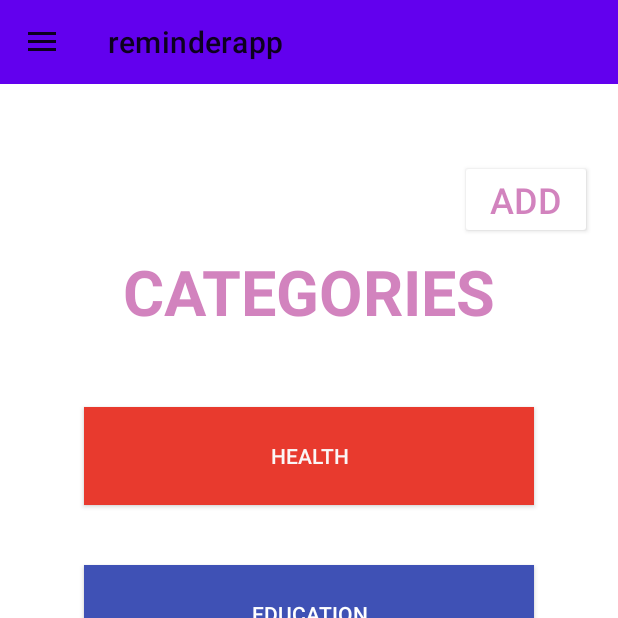
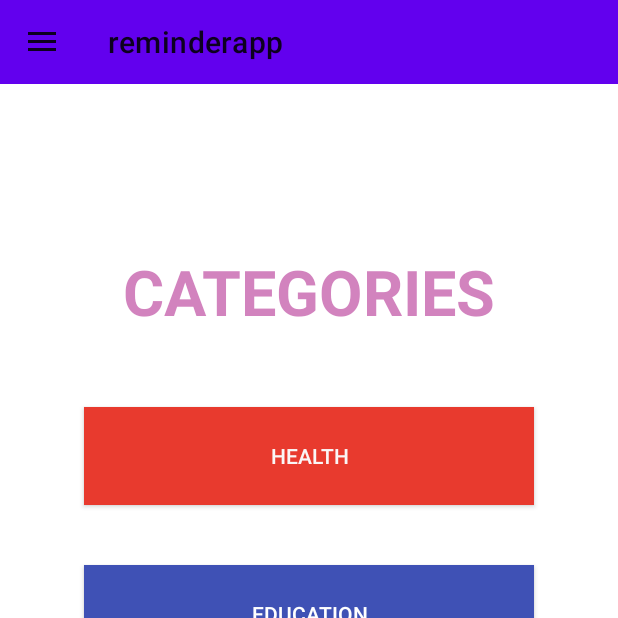
Before and after one commit to ozgulbilici/FinalProject, an Android app: the HomePage screen opened directly, with no data from a screen before it, on a phone screen of 412 x 824 dp, the top half of it. Run offline under Robolectric (Android 15) with nearby library versions, the phone set to English and light mode, and no system bars.

```diff
--- a/app/src/main/java/tr/edu/mu/ceng/mad/reminderapp/HomePage.java
+++ b/app/src/main/java/tr/edu/mu/ceng/mad/reminderapp/HomePage.java
@@ -1,16 +1,23 @@
 package tr.edu.mu.ceng.mad.reminderapp;
 
+import androidx.annotation.NonNull;
 import androidx.appcompat.app.ActionBarDrawerToggle;
 import androidx.appcompat.app.AppCompatActivity;
 import androidx.appcompat.widget.Toolbar;
+import androidx.core.view.GravityCompat;
 import androidx.drawerlayout.widget.DrawerLayout;
 import androidx.fragment.app.Fragment;
 
+import android.content.Intent;
+import android.media.tv.TvContract;
 import android.os.Bundle;
+import android.util.Log;
+import android.view.MenuItem;
+import android.widget.Toast;
 
 import com.google.android.material.navigation.NavigationView;
 
-public class HomePage extends AppCompatActivity {
+public class HomePage extends AppCompatActivity{ //implements NavigationView.OnNavigationItemSelectedListener{
 
     public NavigationView navigationView;
     public DrawerLayout drawer;
@@ -36,5 +43,49 @@ public class HomePage extends AppCompatActivity {
                 ,0,0);
         drawer.addDrawerListener(toogle);
         toogle.syncState();
+
+       // navigationView.setNavigationItemSelectedListener(this); ////Triggers the NavigationView.OnNavigationItemSelectedListener interface.
     }
+
+    /*
+    //This method tells which item was clicked.
+    @Override
+    public boolean onNavigationItemSelected(@NonNull MenuItem item) {
+        if(item.getItemId() == R.id.nav_profile){
+            Toast.makeText(getApplicationContext(),"Profile",Toast.LENGTH_SHORT).show();
+        }
+        if(item.getItemId() == R.id.nav_reminders){
+            Toast.makeText(getApplicationContext(),"Reminders",Toast.LENGTH_SHORT).show();
+
+        }
+        if(item.getItemId() == R.id.nav_add_new_reminder){
+            Toast.makeText(getApplicationContext(),"Add New Reminder",Toast.LENGTH_SHORT).show();
+
+        }
+        if(item.getItemId() == R.id.nav_log_out){
+            Toast.makeText(getApplicationContext(),"Log out",Toast.LENGTH_SHORT).show();
+            fragment = new LogOutFragment();
+        }
+
+        getSupportFragmentManager().beginTransaction().replace(R.id.fragment_keep,fragment).commit();
+        drawer.closeDrawer(GravityCompat.START);
+        return true;
+
+    } */
+
+    public void onBackPressed(){
+
+        if(drawer.isDrawerOpen(GravityCompat.START)){ //If the Drawer is open, pressing the back button will first close the navigation drawer.
+            drawer.closeDrawer(GravityCompat.START);
+        }
+
+        else{ //If the drawer is closed, the application exits.
+            Intent myIntent = new Intent(Intent.ACTION_MAIN);
+            myIntent.addCategory(Intent.CATEGORY_HOME);
+            myIntent.setFlags(Intent.FLAG_ACTIVITY_NEW_TASK);
+            startActivity(myIntent);
+        }
+    }
+
+
 }
--- /dev/null
+++ b/app/src/main/java/tr/edu/mu/ceng/mad/reminderapp/LogOutFragment.java
@@ -0,0 +1,18 @@
+package tr.edu.mu.ceng.mad.reminderapp;
+
+import android.os.Bundle;
+import android.view.LayoutInflater;
+import android.view.View;
+import android.view.ViewGroup;
+
+import androidx.annotation.NonNull;
+import androidx.annotation.Nullable;
+import androidx.fragment.app.Fragment;
+
+public class LogOutFragment extends Fragment {
+    @Nullable
+    @Override
+    public View onCreateView(@NonNull LayoutInflater inflater, @Nullable ViewGroup container, @Nullable Bundle savedInstanceState) {
+        return inflater.inflate(R.layout.activity_main,container,false);
+    }
+}
--- a/app/src/main/res/layout/fragment_home_page.xml
+++ b/app/src/main/res/layout/fragment_home_page.xml
@@ -77,19 +77,6 @@
         app:layout_constraintTop_toBottomOf="@+id/button6"
         app:layout_constraintVertical_bias="0.0" />
 
-    <androidx.appcompat.widget.AppCompatButton
-        android:id="@+id/button8"
-        android:layout_width="wrap_content"
-        android:layout_height="wrap_content"
-        android:backgroundTint="@color/cardview_light_background"
-        android:text="Add"
-        android:textColor="#92B0278E"
-        android:textSize="24sp"
-        app:layout_constraintBottom_toTopOf="@+id/textView3"
-        app:layout_constraintEnd_toEndOf="parent"
-        app:layout_constraintHorizontal_bias="0.95"
-        app:layout_constraintStart_toStartOf="parent"
-        app:layout_constraintTop_toTopOf="parent"
-        app:layout_constraintVertical_bias="0.326" />
+
 
 </androidx.constraintlayout.widget.ConstraintLayout>
```
